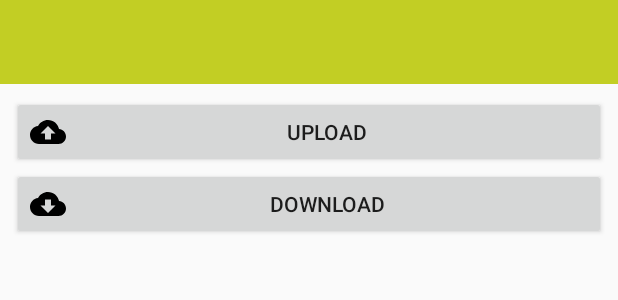
After one commit to CoenB95/KempenGemeenten, an Android app: the layout main_layout.xml on its own in the app's theme, with its tools: preview values and no code run, on a phone screen of 412 x 824 dp. The commit adds this screen. Shown: the top 300 px of the screen. Run offline under Robolectric (Android 15) with nearby library versions, the phone set to English and light mode, and no system bars.

Commit message:
Start experimenting with DrawerLayout.

```diff
--- a/app/build.gradle
+++ b/app/build.gradle
@@ -2,7 +2,7 @@
 
 android {
     compileSdkVersion 27
-    buildToolsVersion '27.0.1'
+    buildToolsVersion '27.0.2'
 
     defaultConfig {
         applicationId "com.cbapps.kempengemeenten"
@@ -37,6 +37,7 @@
     implementation 'com.android.support:appcompat-v7:27.0.2'
     implementation 'com.android.support:preference-v7:27.0.2'
     implementation 'com.android.support:recyclerview-v7:27.0.2'
+    implementation 'com.android.support:design:27.0.2'
     implementation 'commons-net:commons-net:3.6'
     implementation 'com.android.support.constraint:constraint-layout:1.0.2'
     implementation 'com.esri.arcgisruntime:arcgis-android:100.1.0'
--- a/app/src/main/java/com/cbapps/kempengemeenten/MainActivity.java
+++ b/app/src/main/java/com/cbapps/kempengemeenten/MainActivity.java
@@ -47,7 +47,7 @@
 	@Override
 	protected void onCreate(Bundle savedInstanceState) {
 		super.onCreate(savedInstanceState);
-		setContentView(R.layout.main_screen);
+		setContentView(R.layout.main_layout);
 
 		Toolbar toolbar = findViewById(R.id.toolbar);
 		setSupportActionBar(toolbar);
--- /dev/null
+++ b/app/src/main/res/layout/main_layout.xml
@@ -0,0 +1,22 @@
+<?xml version="1.0" encoding="utf-8"?>
+<android.support.v4.widget.DrawerLayout xmlns:android="http://schemas.android.com/apk/res/android"
+    android:layout_height="match_parent"
+    android:layout_width="match_parent"
+    xmlns:app="http://schemas.android.com/apk/res-auto">
+
+    <android.support.constraint.ConstraintLayout
+        android:layout_width="match_parent"
+        android:layout_height="match_parent">
+
+    </android.support.constraint.ConstraintLayout>
+
+    <include layout="@layout/main_screen"/>
+
+    <android.support.design.widget.NavigationView
+        android:id="@+id/navigationView"
+        android:layout_width="wrap_content"
+        android:layout_height="match_parent"
+        android:layout_gravity="start"
+        app:menu="@menu/drawer_menu"/>
+
+</android.support.v4.widget.DrawerLayout>
--- /dev/null
+++ b/app/src/main/res/menu/drawer_menu.xml
@@ -0,0 +1,10 @@
+<?xml version="1.0" encoding="utf-8"?>
+<menu xmlns:app="http://schemas.android.com/apk/res-auto"
+    xmlns:android="http://schemas.android.com/apk/res/android">
+
+    <group >
+        <item
+            android:id="@+id/home"
+            android:title="@string/home" />
+    </group>
+</menu>
--- a/app/src/main/res/values/strings.xml
+++ b/app/src/main/res/values/strings.xml
@@ -29,5 +29,6 @@
     <string name="upload">Upload</string>
     <string name="download">Download</string>
     <string name="choose_directory">Choose a directory</string>
+    <string name="home">Home</string>
 
 </resources>
```
